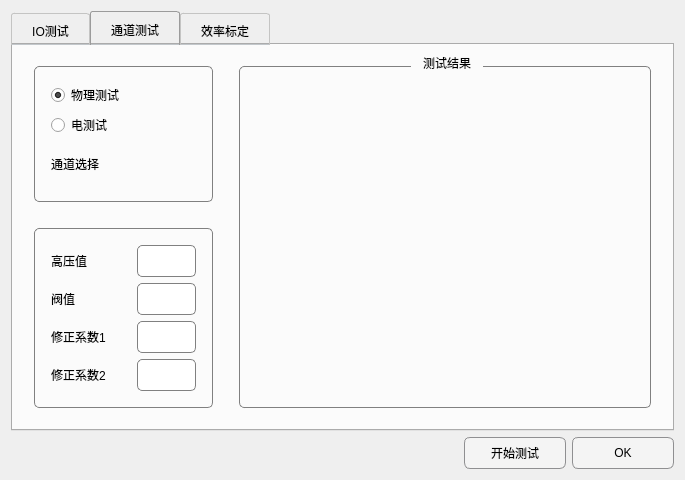
This is Demo/desystemtestwidget.ui in 13438120136/XDemo as Qt 5 draws it before an edit. The edited form follows.
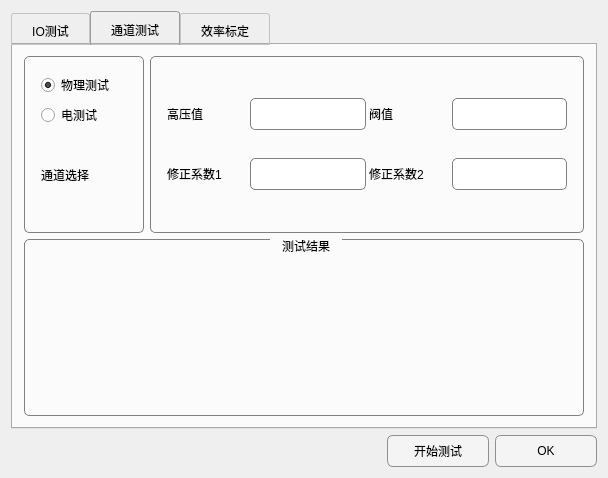
This is the edited form. The open tabs and pages were chosen to show the change. Icons and pictures are not drawn. Custom widgets are drawn as their Qt base class.

The edit to the form file:
```diff
--- a/Demo/desystemtestwidget.ui
+++ b/Demo/desystemtestwidget.ui
@@ -6,8 +6,8 @@
    <rect>
     <x>0</x>
     <y>0</y>
-    <width>685</width>
-    <height>480</height>
+    <width>601</width>
+    <height>478</height>
    </rect>
   </property>
   <property name="windowTitle">
@@ -43,7 +43,6 @@
      border-radius: 5px;
      margin-top: 2ex; /* leave space at the top for the title */
      padding:5px;
-     margin:10px;
  }
 
  QGroupBox::title {
@@ -333,6 +332,12 @@
       <layout class="QGridLayout" name="gridLayout_12">
        <item row="0" column="0">
         <widget class="QGroupBox" name="groupBox_3">
+         <property name="maximumSize">
+          <size>
+           <width>16777215</width>
+           <height>16777215</height>
+          </size>
+         </property>
          <property name="title">
           <string/>
          </property>
@@ -367,30 +372,15 @@
          </layout>
         </widget>
        </item>
-       <item row="0" column="1" rowspan="2">
-        <widget class="QGroupBox" name="groupBox_4">
-         <property name="styleSheet">
-          <string notr="true">QGroupBox#groupBox_4
-{
-min-width:400px;
-}</string>
-         </property>
-         <property name="title">
-          <string>测试结果</string>
-         </property>
-         <layout class="QGridLayout" name="gridLayout_11">
-          <item row="1" column="0">
-           <widget class="DeTableView" name="widget_4" native="true"/>
-          </item>
-         </layout>
-        </widget>
-       </item>
-       <item row="1" column="0">
+       <item row="0" column="1">
         <widget class="QGroupBox" name="groupBox_2">
          <property name="title">
           <string/>
          </property>
          <layout class="QGridLayout" name="gridLayout_9">
+          <property name="spacing">
+           <number>3</number>
+          </property>
           <item row="0" column="0">
            <widget class="QLabel" name="label_11">
             <property name="minimumSize">
@@ -407,42 +397,42 @@
           <item row="0" column="1">
            <widget class="QLineEdit" name="lineEdit"/>
           </item>
-          <item row="1" column="0">
+          <item row="0" column="2">
            <widget class="QLabel" name="label_12">
             <property name="text">
              <string>阀值</string>
             </property>
            </widget>
           </item>
-          <item row="1" column="1">
+          <item row="0" column="3">
            <widget class="QLineEdit" name="lineEdit_2">
             <property name="text">
              <string/>
             </property>
            </widget>
           </item>
-          <item row="2" column="0">
+          <item row="1" column="0">
            <widget class="QLabel" name="label_13">
             <property name="text">
              <string>修正系数1</string>
             </property>
            </widget>
           </item>
-          <item row="2" column="1">
+          <item row="1" column="1">
            <widget class="QLineEdit" name="lineEdit_3">
             <property name="text">
              <string/>
             </property>
            </widget>
           </item>
-          <item row="3" column="0">
+          <item row="1" column="2">
            <widget class="QLabel" name="label_14">
             <property name="text">
              <string>修正系数2</string>
             </property>
            </widget>
           </item>
-          <item row="3" column="1">
+          <item row="1" column="3">
            <widget class="QLineEdit" name="lineEdit_4">
             <property name="text">
              <string/>
@@ -452,6 +442,24 @@
          </layout>
         </widget>
        </item>
+       <item row="1" column="0" colspan="2">
+        <widget class="QGroupBox" name="groupBox_4">
+         <property name="styleSheet">
+          <string notr="true">QGroupBox#groupBox_4
+{
+min-width:400px;
+}</string>
+         </property>
+         <property name="title">
+          <string>测试结果</string>
+         </property>
+         <layout class="QGridLayout" name="gridLayout_11">
+          <item row="1" column="0">
+           <widget class="DeTableView" name="widget_4" native="true"/>
+          </item>
+         </layout>
+        </widget>
+       </item>
       </layout>
      </widget>
      <widget class="QWidget" name="tab_3">
```
Left out of the diff: 64 changed lines with no effect on the pictures.
